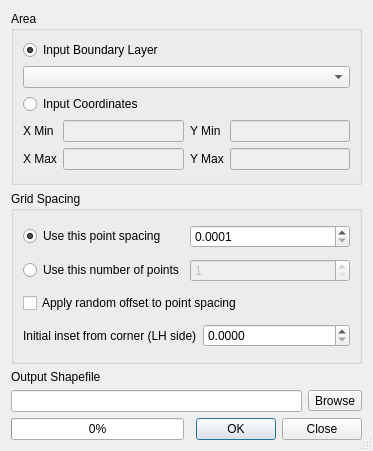
Above: python/plugins/fTools/tools/frmRegPoints.ui from qgis/QGIS before the change. Below: the same form after it.
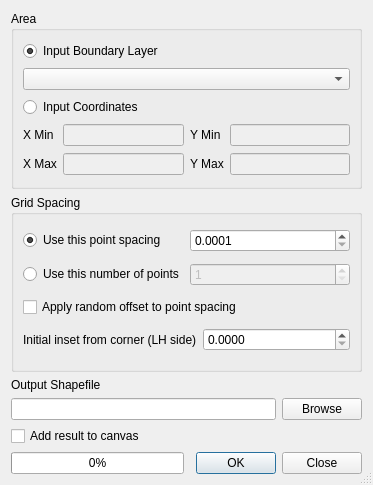
That is the form after the change.

Commit message: [fTools] homogenize UI (contributed by Salvatore Larosa)

```diff
--- a/python/plugins/fTools/tools/frmRegPoints.ui
+++ b/python/plugins/fTools/tools/frmRegPoints.ui
@@ -10,7 +10,7 @@
     <x>0</x>
     <y>0</y>
     <width>373</width>
-    <height>451</height>
+    <height>485</height>
    </rect>
   </property>
   <property name="windowTitle">
@@ -20,7 +20,7 @@
    <bool>true</bool>
   </property>
   <layout class="QGridLayout" name="gridLayout">
-   <item row="0" column="0" colspan="2">
+   <item row="0" column="0">
     <widget class="QGroupBox" name="groupBox">
      <property name="title">
       <string>Area</string>
@@ -105,7 +105,7 @@
      </layout>
     </widget>
    </item>
-   <item row="1" column="0" colspan="2">
+   <item row="1" column="0">
     <widget class="QGroupBox" name="gridBox">
      <property name="title">
       <string>Grid Spacing</string>
@@ -208,7 +208,7 @@
      </property>
     </widget>
    </item>
-   <item row="3" column="0" colspan="2">
+   <item row="3" column="0">
     <layout class="QHBoxLayout">
      <item>
       <widget class="QLineEdit" name="outShape">
@@ -218,7 +218,7 @@
       </widget>
      </item>
      <item>
-      <widget class="QToolButton" name="toolOut">
+      <widget class="QPushButton" name="toolOut">
        <property name="text">
         <string>Browse</string>
        </property>
@@ -227,6 +227,15 @@
     </layout>
    </item>
    <item row="4" column="0">
+    <widget class="QCheckBox" name="addToCanvasCheck">
+     <property name="text">
+      <string>Add result to canvas</string>
+     </property>
+    </widget>
+   </item>
+   <item row="5" column="0">
+    <layout class="QHBoxLayout" name="horizontalLayout">
+     <item>
     <widget class="QProgressBar" name="progressBar">
      <property name="value">
       <number>0</number>
@@ -239,7 +248,7 @@
      </property>
     </widget>
    </item>
-   <item row="4" column="1">
+     <item>
     <widget class="QDialogButtonBox" name="buttonBox_2">
      <property name="orientation">
       <enum>Qt::Horizontal</enum>
@@ -248,6 +257,8 @@
       <set>QDialogButtonBox::Close|QDialogButtonBox::Ok</set>
      </property>
     </widget>
+     </item>
+    </layout>
    </item>
   </layout>
  </widget>
```
Lines whose indentation alone changed are shown as unchanged. The commit also changes 26 other files.
